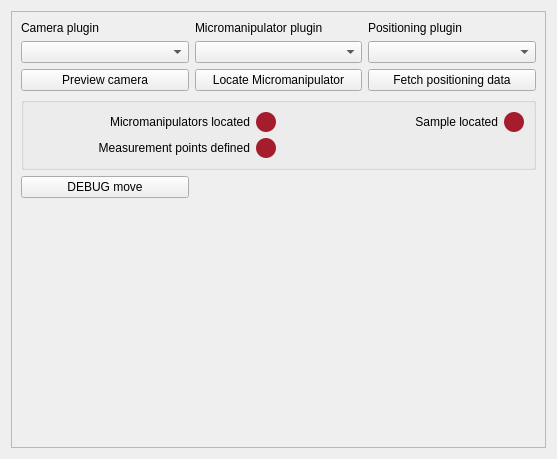
This is plugins/affineMove/affinemove_Settings.ui in pyIVLS/pyIVLS as Qt 5 draws it before an edit. The edited form follows.
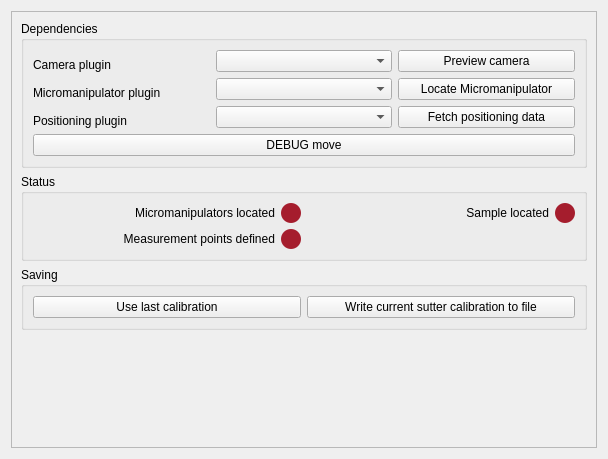
This is the edited form.

Commit message: Saving of sutter calibrations

```diff
--- a/plugins/affineMove/affinemove_Settings.ui
+++ b/plugins/affineMove/affinemove_Settings.ui
@@ -6,7 +6,7 @@
    <rect>
     <x>0</x>
     <y>0</y>
-    <width>557</width>
+    <width>608</width>
     <height>459</height>
    </rect>
   </property>
@@ -30,32 +30,12 @@
        <rect>
         <x>0</x>
         <y>0</y>
-        <width>537</width>
+        <width>588</width>
         <height>439</height>
        </rect>
       </property>
       <layout class="QGridLayout" name="gridLayout_3">
-       <item row="0" column="2">
-        <widget class="QLabel" name="label_3">
-         <property name="text">
-          <string>Positioning plugin</string>
-         </property>
-         <property name="alignment">
-          <set>Qt::AlignmentFlag::AlignBottom|Qt::AlignmentFlag::AlignLeading|Qt::AlignmentFlag::AlignLeft</set>
-         </property>
-        </widget>
-       </item>
-       <item row="0" column="0">
-        <widget class="QLabel" name="label">
-         <property name="text">
-          <string>Camera plugin</string>
-         </property>
-         <property name="alignment">
-          <set>Qt::AlignmentFlag::AlignBottom|Qt::AlignmentFlag::AlignLeading|Qt::AlignmentFlag::AlignLeft</set>
-         </property>
-        </widget>
-       </item>
-       <item row="5" column="0">
+       <item row="8" column="0">
         <spacer name="verticalSpacer">
          <property name="orientation">
           <enum>Qt::Orientation::Vertical</enum>
@@ -68,17 +48,10 @@
          </property>
         </spacer>
        </item>
-       <item row="1" column="2">
-        <widget class="QComboBox" name="positioningBox">
-         <property name="placeholderText">
-          <string>Positioning</string>
-         </property>
-        </widget>
-       </item>
-       <item row="3" column="0" colspan="3">
+       <item row="6" column="0" colspan="3">
         <widget class="QGroupBox" name="groupBox">
          <property name="title">
-          <string/>
+          <string>Status</string>
          </property>
          <layout class="QGridLayout" name="gridLayout_2">
           <item row="0" column="1">
@@ -171,6 +144,36 @@
          </layout>
         </widget>
        </item>
+       <item row="4" column="0" colspan="3">
+        <widget class="QGroupBox" name="groupBox_2">
+         <property name="title">
+          <string>Dependencies</string>
+         </property>
+         <layout class="QGridLayout" name="gridLayout_4">
+          <item row="2" column="2">
+           <widget class="QPushButton" name="fetchMaskButton">
+            <property name="text">
+             <string>Fetch positioning data</string>
+            </property>
+           </widget>
+          </item>
+          <item row="0" column="2">
+           <widget class="QPushButton" name="previewButton">
+            <property name="text">
+             <string>Preview camera</string>
+            </property>
+           </widget>
+          </item>
+          <item row="0" column="0">
+           <widget class="QLabel" name="label">
+            <property name="text">
+             <string>Camera plugin</string>
+            </property>
+            <property name="alignment">
+             <set>Qt::AlignmentFlag::AlignBottom|Qt::AlignmentFlag::AlignLeading|Qt::AlignmentFlag::AlignLeft</set>
+            </property>
+           </widget>
+          </item>
        <item row="1" column="1">
         <widget class="QComboBox" name="micromanipulatorBox">
          <property name="placeholderText">
@@ -178,14 +181,38 @@
          </property>
         </widget>
        </item>
-       <item row="1" column="0">
+          <item row="1" column="2">
+           <widget class="QPushButton" name="findSutter">
+            <property name="text">
+             <string>Locate Micromanipulator</string>
+            </property>
+           </widget>
+          </item>
+          <item row="2" column="1">
+           <widget class="QComboBox" name="positioningBox">
+            <property name="placeholderText">
+             <string>Positioning</string>
+            </property>
+           </widget>
+          </item>
+          <item row="0" column="1">
         <widget class="QComboBox" name="cameraBox">
          <property name="placeholderText">
           <string>Camera</string>
          </property>
         </widget>
        </item>
-       <item row="0" column="1">
+          <item row="2" column="0">
+           <widget class="QLabel" name="label_3">
+            <property name="text">
+             <string>Positioning plugin</string>
+            </property>
+            <property name="alignment">
+             <set>Qt::AlignmentFlag::AlignBottom|Qt::AlignmentFlag::AlignLeading|Qt::AlignmentFlag::AlignLeft</set>
+            </property>
+           </widget>
+          </item>
+          <item row="1" column="0">
         <widget class="QLabel" name="label_2">
          <property name="text">
           <string>Micromanipulator plugin</string>
@@ -195,32 +222,37 @@
          </property>
         </widget>
        </item>
-       <item row="2" column="2">
-        <widget class="QPushButton" name="fetchMaskButton">
-         <property name="text">
-          <string>Fetch positioning data</string>
-         </property>
-        </widget>
-       </item>
-       <item row="4" column="0">
+          <item row="3" column="0" colspan="3">
         <widget class="QPushButton" name="debugButton">
          <property name="text">
           <string>DEBUG move</string>
          </property>
         </widget>
        </item>
-       <item row="2" column="1">
-        <widget class="QPushButton" name="findSutter">
+         </layout>
+        </widget>
+       </item>
+       <item row="7" column="0" colspan="3">
+        <widget class="QGroupBox" name="groupBox_3">
+         <property name="title">
+          <string>Saving</string>
+         </property>
+         <layout class="QGridLayout" name="gridLayout_5">
+          <item row="0" column="0">
+           <widget class="QPushButton" name="loadCalibrationButton">
          <property name="text">
-          <string>Locate Micromanipulator</string>
+             <string>Use last calibration</string>
          </property>
         </widget>
        </item>
-       <item row="2" column="0">
-        <widget class="QPushButton" name="previewButton">
+          <item row="0" column="1">
+           <widget class="QPushButton" name="saveCalibrationButton">
          <property name="text">
-          <string>Preview camera</string>
-         </property>
+             <string>Write current sutter calibration to file</string>
+            </property>
+           </widget>
+          </item>
+         </layout>
         </widget>
        </item>
       </layout>
```
Lines whose indentation alone changed are shown as unchanged. The commit also changes 1 other file.
